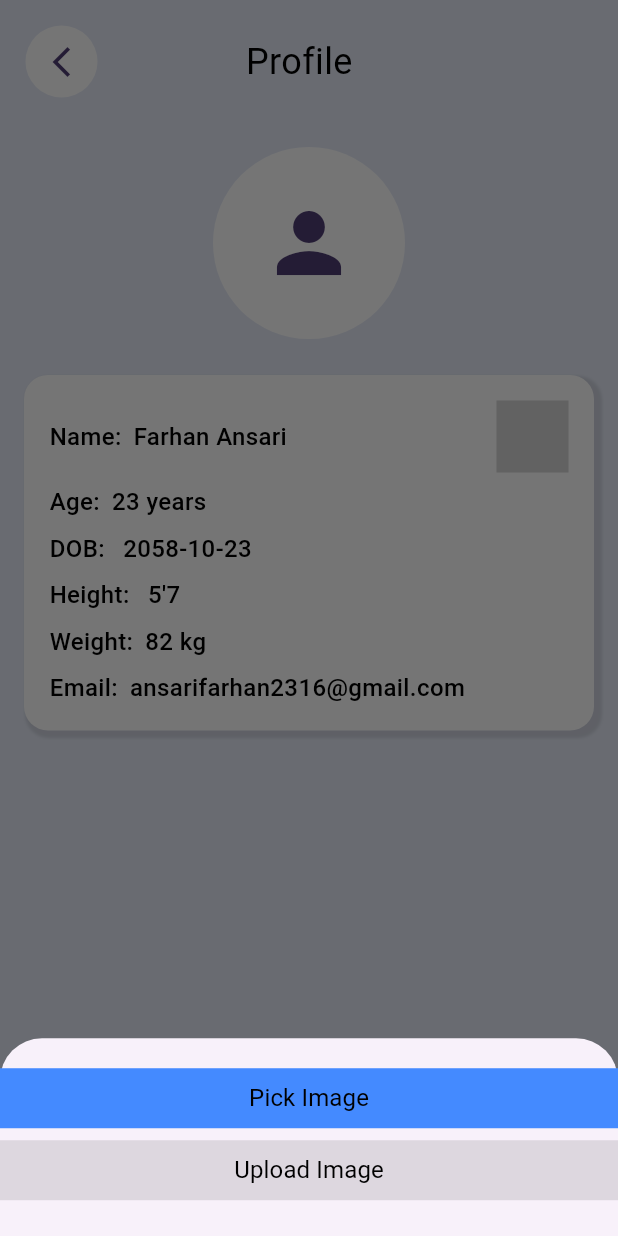
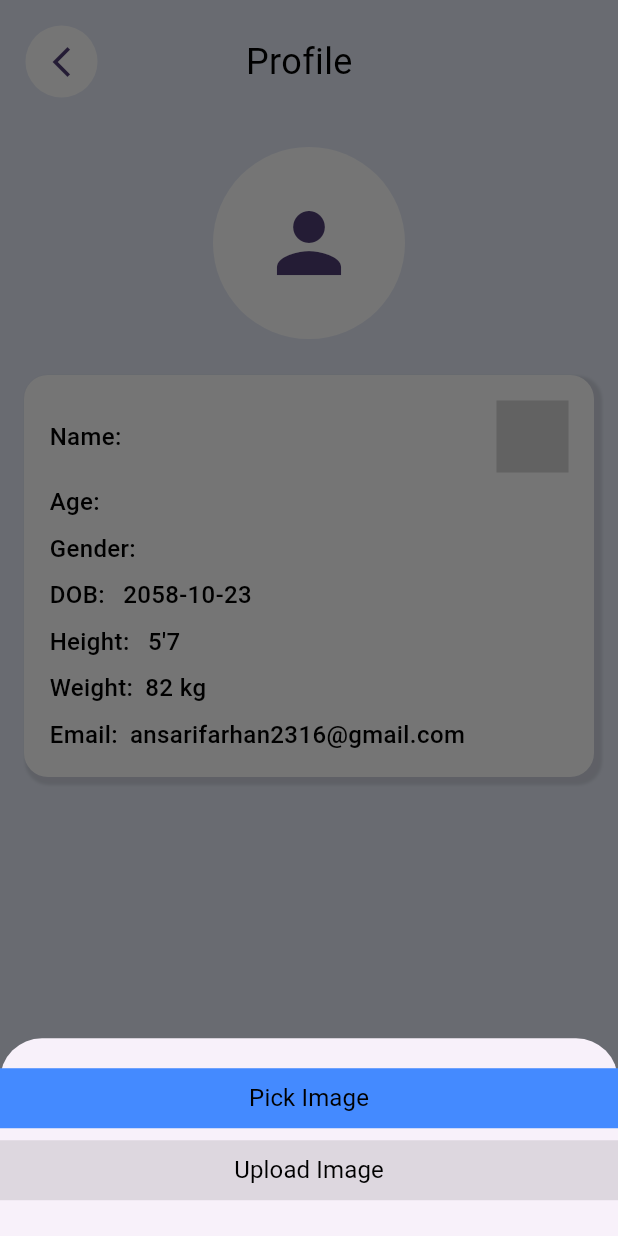
Before and after one commit to Farhanansari23/Care-Link, a Flutter app: the CustomerProfilePage screen opened directly, after a tap on the "person" icon, on a phone screen of 412 x 824 dp. Run offline on Flutter 3.47's test engine with Material 3 defaults, Android fonts, the phone set to English and light mode, and no system bars; our stand-ins replace cached_network_image, cloud_firestore, date_picker_timeline, firebase_auth, firebase_core, flutter_dotenv and 8 more; missing offline and left inert: cloudinary_url_gen, flutter_date_pickers, font_awesome_icon_class; accounts and stored records are empty; statements that could not run were skipped.

Commit message:
FA-21: working on profile page

```diff
--- a/lib/const.dart
+++ b/lib/const.dart
@@ -5,7 +5,9 @@ String userName = '';
 String signedInName = '';
 String gender = '';
 String height = '';
+String weight = '';
 String age = '';
 String userId = '';
 String hospitalsId = '';
+String userDob = '';
 String apiURL = Environment.apiUrl;
--- a/lib/pages/auth_pages/signup_page.dart
+++ b/lib/pages/auth_pages/signup_page.dart
@@ -125,7 +125,8 @@ class _SignupPageState extends State<SignupPage> {
      if(response.statusCode == 200 || response.statusCode ==201){
        print(response.statusCode);
        print(response.body);
-       signedInName = responseData["name"];
+       signedInName = responseData["user"]["name"];
+       userDob = responseData["user"]["name"];
        Navigator.of(context).pushReplacementNamed(UserConstants.userDashboard);
        print(userName);
      }else{
@@ -340,7 +341,7 @@ class _SignupPageState extends State<SignupPage> {
                                   authProvider.signUpUserTypeTextEditingController,
                                   glassEffect: true,
                                   hintText: 'UserType',
-                                  obscure: authProvider.obscureForPwd,
+                                  // obscure: authProvider.obscureForPwd,
                                   blurAmount: 5.0,
                                   glassOpacity: 0.4,
                                   borderColor: Colors.white, // Default border color
--- a/lib/pages/customer_pages/customer_profile_page/profile_page.dart
+++ b/lib/pages/customer_pages/customer_profile_page/profile_page.dart
@@ -8,6 +8,7 @@ import 'package:image_picker/image_picker.dart';
 import 'package:provider/provider.dart';
 import 'package:semester_project/widgets/colors/custom_colors.dart';
 
+import '../../../const.dart';
 import '../../../provider/customer_provider/customer_profile_provider.dart';
 import '../../../widgets/buttons/custom_elevatedbutton.dart';
 import '../../../widgets/container/custom_container.dart';
@@ -104,6 +105,15 @@ class _CustomerProfilePageState extends State<CustomerProfilePage> {
     }
   }
 
+  Future<void> _loadUserName() async {
+    final FlutterSecureStorage secureStorage = FlutterSecureStorage();
+    String? name = await secureStorage.read(key: 'user_name');
+    setState(() {
+      userName = name ?? signedInName ; // Fallback if null
+    });
+  }
+
+
 
   @override
   Widget build(BuildContext context) {
@@ -183,7 +193,7 @@ class _CustomerProfilePageState extends State<CustomerProfilePage> {
                     children: [
                       CustomText(text: 'Name:',isContent: true,),
                       SizedBox(width: 8,),
-                      CustomText(text: 'Farhan Ansari',isContent: true,),
+                      CustomText(text: userName,isContent: true,),
                       Spacer(),
                       InkWell(
                         onTap: (){
@@ -198,7 +208,15 @@ class _CustomerProfilePageState extends State<CustomerProfilePage> {
                     children: [
                       CustomText(text: 'Age:',isContent: true,),
                       SizedBox(width: 8,),
-                      CustomText(text: '23 years',isContent: true,)
+                      CustomText(text: age,isContent: true,)
+                    ],
+                  ),
+                  SizedBox(height: 8,),
+                  Row(
+                    children: [
+                      CustomText(text: 'Gender:',isContent: true,),
+                      SizedBox(width: 8,),
+                      CustomText(text: gender,isContent: true,)
                     ],
                   ),
                   SizedBox(height: 8,),
--- a/lib/widgets/drawer/Custom_drawer.dart
+++ b/lib/widgets/drawer/Custom_drawer.dart
@@ -47,7 +47,7 @@ class _CustomDrawerState extends State<CustomDrawer> {
     final FlutterSecureStorage secureStorage = FlutterSecureStorage();
     String? name = await secureStorage.read(key: 'user_name');
     setState(() {
-      userName = name ?? 'Guest'; // Fallback if null
+      userName = name ?? signedInName ; // Fallback if null
     });
   }
 
```
